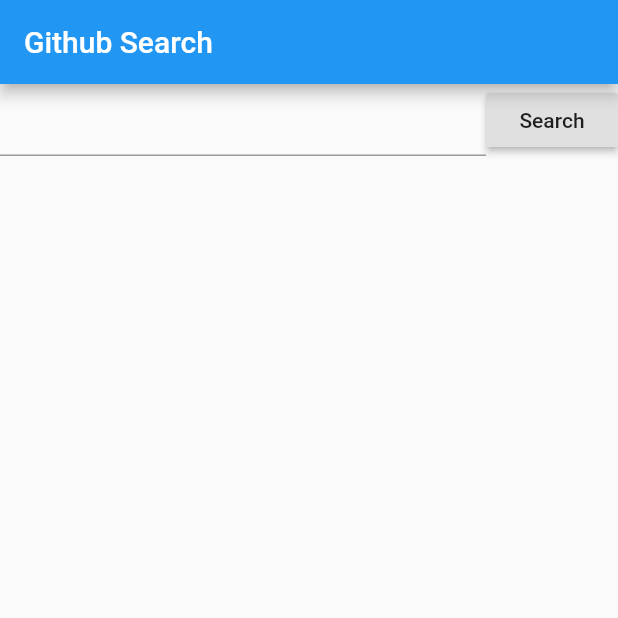
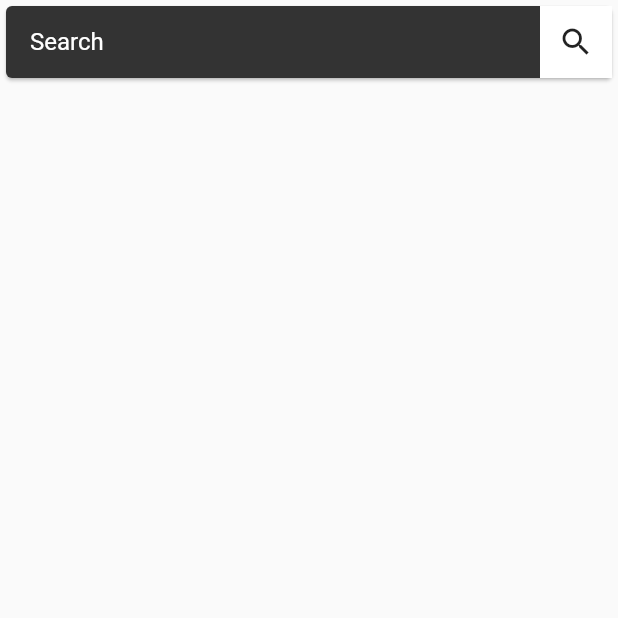
Before and after one commit to gurleensethi/github-repository-search, a Flutter app: the screen it shows after launch, on a phone screen of 412 x 824 dp, the top half of it. Run offline on Flutter 3.47's test engine with Material 2 defaults, Android fonts, the phone set to English and light mode, and no system bars.

Commit message:
feat: improve search bar styling.

```diff
--- a/lib/main.dart
+++ b/lib/main.dart
@@ -53,26 +53,9 @@
   @override
   Widget build(BuildContext context) {
     return Scaffold(
-      appBar: AppBar(
-        title: Text('Github Search'),
-      ),
       body: Container(
-        child: Column(
+        child: Stack(
           children: [
-            Row(
-              children: [
-                Expanded(
-                  child: TextField(
-                    enabled: !_isLoading,
-                    controller: _controller,
-                  ),
-                ),
-                RaisedButton(
-                  child: Text('Search'),
-                  onPressed: _isLoading ? null : _fetchRepositories,
-                ),
-              ],
-            ),
             if (_isLoading && _isSuccess)
               Container(
                 padding: EdgeInsets.all(16.0),
@@ -82,6 +65,7 @@
             if (!_isLoading && _isSuccess)
               Expanded(
                 child: ListView.builder(
+                  padding: EdgeInsets.only(top: 80),
                   itemCount: _data.data.length,
                   itemBuilder: (context, index) {
                     final repository = _data.data[index];
@@ -89,6 +73,40 @@
                   },
                 ),
               ),
+            SafeArea(
+              child: Card(
+                color: Color(0xFF333333),
+                child: Row(
+                  children: [
+                    Expanded(
+                      child: Container(
+                        padding: EdgeInsets.symmetric(horizontal: 16.0),
+                        child: TextField(
+                          enabled: !_isLoading,
+                          controller: _controller,
+                          style: TextStyle(
+                            color: Colors.white,
+                          ),
+                          decoration: InputDecoration.collapsed(
+                            hintText: 'Search',
+                            hintStyle: TextStyle(
+                              color: Colors.white,
+                            ),
+                          ),
+                        ),
+                      ),
+                    ),
+                    Container(
+                      color: Colors.white,
+                      child: IconButton(
+                        icon: Icon(Icons.search),
+                        onPressed: _isLoading ? null : _fetchRepositories,
+                      ),
+                    ),
+                  ],
+                ),
+              ),
+            ),
           ],
         ),
       ),
```
